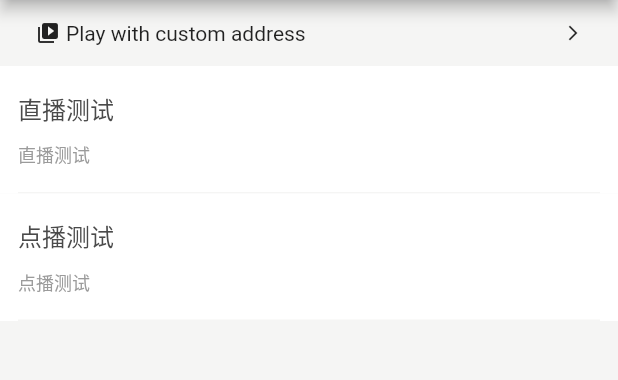
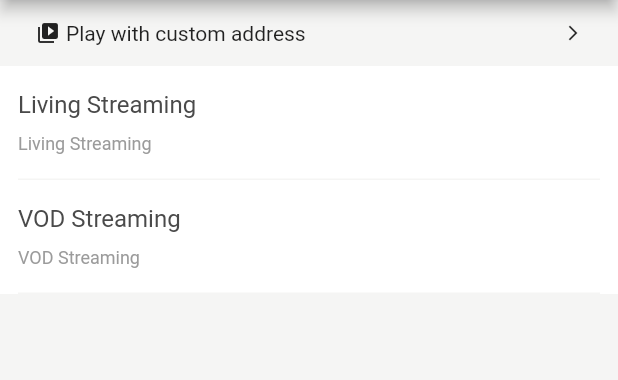
Before and after one commit to cdnbye/flutter-p2p-engine, a Flutter app: the screen it shows after launch, on a phone screen of 412 x 824 dp, the part 84-464 px from its top. Run offline on Flutter 3.47's test engine with Material 2 defaults, Android fonts, the light colour scheme and no system bars; our stand-ins replace flutter_spinkit, video_player; missing offline and left inert: safemap.

Commit message:
[1.2.0-pre]😘Feat: 增加了版本号修改了demo

```diff
--- a/example/lib/pages/videoList.dart
+++ b/example/lib/pages/videoList.dart
@@ -11,15 +11,15 @@ class VideoList extends StatefulWidget {
 class _VideoListState extends State<VideoList> {
   List<VideoResource> get _list => [
         VideoResource(
-          title: '直播测试',
-          description: '直播测试',
+          title: 'Living Streaming',
+          description: 'Living Streaming',
           isLive: true,
           url: 'https://wowza.peer5.com'
               '/live/smil:bbb_abr.smil/chunklist_b591000.m3u8',
         ),
         VideoResource(
-          title: '点播测试',
-          description: '点播测试',
+          title: 'VOD Streaming',
+          description: 'VOD Streaming',
           url: 'https://video.cdnbye.com'
               '/0cf6732evodtransgzp1257070836/e0d4b12e5285890803440736872/v.f100220.m3u8',
         ),
@@ -47,7 +47,7 @@ class _VideoListState extends State<VideoList> {
         resource: VideoResource(
           title: url.split('/').last,
           image: '',
-          description: '自定视频',
+          description: 'Custom Url',
           url: url,
         ),
       );
@@ -110,13 +110,13 @@ class _AlertUrlErrorDialog extends StatelessWidget {
   @override
   Widget build(BuildContext context) {
     return AlertDialog(
-      content: Text('地址$url 可能不能使用p2p加速'),
+      content: Text('Url:$url 可能不能使用p2p加速'),
       actions: <Widget>[
         Tapped(
           child: Container(
             padding: EdgeInsets.symmetric(horizontal: 4, vertical: 2),
             child: Text(
-              '取消',
+              'Cancel',
               style: TextStyle(color: Colors.blue),
             ),
           ),
@@ -128,7 +128,7 @@ class _AlertUrlErrorDialog extends StatelessWidget {
           child: Container(
             padding: EdgeInsets.symmetric(horizontal: 4, vertical: 2),
             child: Text(
-              '仍然继续',
+              'Continue',
               style: TextStyle(color: Colors.red),
             ),
           ),
--- a/pubspec.yaml
+++ b/pubspec.yaml
@@ -1,6 +1,6 @@
 name: cdnbye
 description: CDNBye flutter P2P Engine scales live/vod video streaming by peer-to-peer network using bittorrent-like protocol. Powered by WebRTC Datachannel, this SDK can interconnect with the Web side plug-in of CDNBye, which breaks the gap between the browser and mobile application. As expected, it supports any flutter player!
-version: 1.1.1-pre
+version: 1.2.0-pre
 homepage: https://github.com/cdnbye/flutter-p2p-engine
 publish_to: https://pub.dartlang.org
 
```
Also changed, not shown: example/pubspec.lock, 2 other files.
